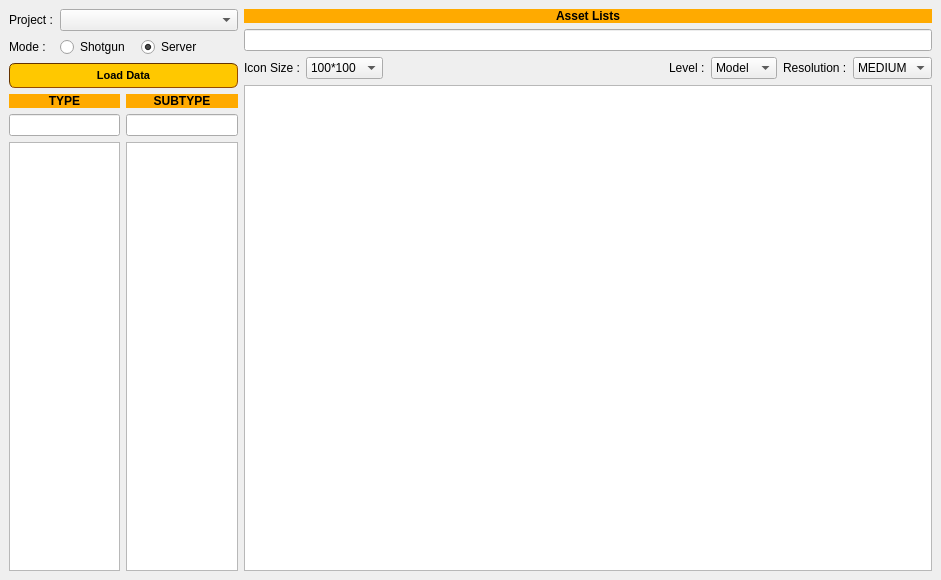
This is asset_loader/app.ui in ChanonVilaiyuk/rftool as Qt 5 draws it before an edit. The edited form follows.
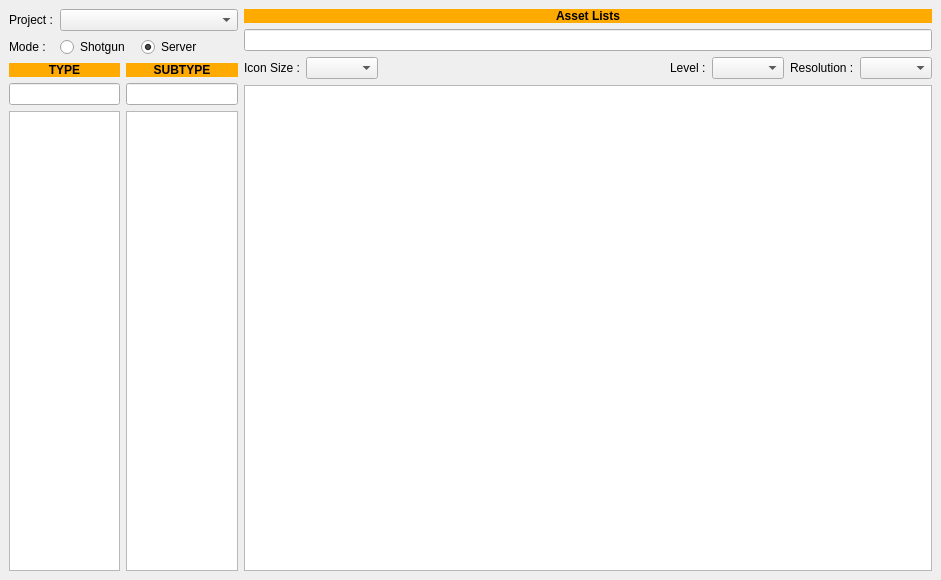
This is the edited form.

Commit message: start asset loader

Patch:
```diff
--- a/asset_loader/app.ui
+++ b/asset_loader/app.ui
@@ -111,456 +111,6 @@
           </item>
          </layout>
         </item>
-        <item>
-         <widget class="QPushButton" name="download_pushButton">
-          <property name="minimumSize">
-           <size>
-            <width>200</width>
-            <height>25</height>
-           </size>
-          </property>
-          <property name="palette">
-           <palette>
-            <active>
-             <colorrole role="WindowText">
-              <brush brushstyle="SolidPattern">
-               <color alpha="255">
-                <red>0</red>
-                <green>0</green>
-                <blue>0</blue>
-               </color>
-              </brush>
-             </colorrole>
-             <colorrole role="Button">
-              <brush brushstyle="SolidPattern">
-               <color alpha="255">
-                <red>255</red>
-                <green>200</green>
-                <blue>0</blue>
-               </color>
-              </brush>
-             </colorrole>
-             <colorrole role="Light">
-              <brush brushstyle="SolidPattern">
-               <color alpha="255">
-                <red>255</red>
-                <green>213</green>
-                <blue>127</blue>
-               </color>
-              </brush>
-             </colorrole>
-             <colorrole role="Midlight">
-              <brush brushstyle="SolidPattern">
-               <color alpha="255">
-                <red>255</red>
-                <green>191</green>
-                <blue>63</blue>
-               </color>
-              </brush>
-             </colorrole>
-             <colorrole role="Dark">
-              <brush brushstyle="SolidPattern">
-               <color alpha="255">
-                <red>127</red>
-                <green>85</green>
-                <blue>0</blue>
-               </color>
-              </brush>
-             </colorrole>
-             <colorrole role="Mid">
-              <brush brushstyle="SolidPattern">
-               <color alpha="255">
-                <red>170</red>
-                <green>113</green>
-                <blue>0</blue>
-               </color>
-              </brush>
-             </colorrole>
-             <colorrole role="Text">
-              <brush brushstyle="SolidPattern">
-               <color alpha="255">
-                <red>0</red>
-                <green>0</green>
-                <blue>0</blue>
-               </color>
-              </brush>
-             </colorrole>
-             <colorrole role="BrightText">
-              <brush brushstyle="SolidPattern">
-               <color alpha="255">
-                <red>255</red>
-                <green>255</green>
-                <blue>255</blue>
-               </color>
-              </brush>
-             </colorrole>
-             <colorrole role="ButtonText">
-              <brush brushstyle="SolidPattern">
-               <color alpha="255">
-                <red>0</red>
-                <green>0</green>
-                <blue>0</blue>
-               </color>
-              </brush>
-             </colorrole>
-             <colorrole role="Base">
-              <brush brushstyle="SolidPattern">
-               <color alpha="255">
-                <red>255</red>
-                <green>200</green>
-                <blue>0</blue>
-               </color>
-              </brush>
-             </colorrole>
-             <colorrole role="Window">
-              <brush brushstyle="SolidPattern">
-               <color alpha="255">
-                <red>255</red>
-                <green>200</green>
-                <blue>0</blue>
-               </color>
-              </brush>
-             </colorrole>
-             <colorrole role="Shadow">
-              <brush brushstyle="SolidPattern">
-               <color alpha="255">
-                <red>0</red>
-                <green>0</green>
-                <blue>0</blue>
-               </color>
-              </brush>
-             </colorrole>
-             <colorrole role="AlternateBase">
-              <brush brushstyle="SolidPattern">
-               <color alpha="255">
-                <red>255</red>
-                <green>212</green>
-                <blue>127</blue>
-               </color>
-              </brush>
-             </colorrole>
-             <colorrole role="ToolTipBase">
-              <brush brushstyle="SolidPattern">
-               <color alpha="255">
-                <red>255</red>
-                <green>255</green>
-                <blue>220</blue>
-               </color>
-              </brush>
-             </colorrole>
-             <colorrole role="ToolTipText">
-              <brush brushstyle="SolidPattern">
-               <color alpha="255">
-                <red>0</red>
-                <green>0</green>
-                <blue>0</blue>
-               </color>
-              </brush>
-             </colorrole>
-            </active>
-            <inactive>
-             <colorrole role="WindowText">
-              <brush brushstyle="SolidPattern">
-               <color alpha="255">
-                <red>0</red>
-                <green>0</green>
-                <blue>0</blue>
-               </color>
-              </brush>
-             </colorrole>
-             <colorrole role="Button">
-              <brush brushstyle="SolidPattern">
-               <color alpha="255">
-                <red>255</red>
-                <green>200</green>
-                <blue>0</blue>
-               </color>
-              </brush>
-             </colorrole>
-             <colorrole role="Light">
-              <brush brushstyle="SolidPattern">
-               <color alpha="255">
-                <red>255</red>
-                <green>213</green>
-                <blue>127</blue>
-               </color>
-              </brush>
-             </colorrole>
-             <colorrole role="Midlight">
-              <brush brushstyle="SolidPattern">
-               <color alpha="255">
-                <red>255</red>
-                <green>191</green>
-                <blue>63</blue>
-               </color>
-              </brush>
-             </colorrole>
-             <colorrole role="Dark">
-              <brush brushstyle="SolidPattern">
-               <color alpha="255">
-                <red>127</red>
-                <green>85</green>
-                <blue>0</blue>
-               </color>
-              </brush>
-             </colorrole>
-             <colorrole role="Mid">
-              <brush brushstyle="SolidPattern">
-               <color alpha="255">
-                <red>170</red>
-                <green>113</green>
-                <blue>0</blue>
-               </color>
-              </brush>
-             </colorrole>
-             <colorrole role="Text">
-              <brush brushstyle="SolidPattern">
-               <color alpha="255">
-                <red>0</red>
-                <green>0</green>
-                <blue>0</blue>
-               </color>
-              </brush>
-             </colorrole>
-             <colorrole role="BrightText">
-              <brush brushstyle="SolidPattern">
-               <color alpha="255">
-                <red>255</red>
-                <green>255</green>
-                <blue>255</blue>
-               </color>
-              </brush>
-             </colorrole>
-             <colorrole role="ButtonText">
-              <brush brushstyle="SolidPattern">
-               <color alpha="255">
-                <red>0</red>
-                <green>0</green>
-                <blue>0</blue>
-               </color>
-              </brush>
-             </colorrole>
-             <colorrole role="Base">
-              <brush brushstyle="SolidPattern">
-               <color alpha="255">
-                <red>255</red>
-                <green>200</green>
-                <blue>0</blue>
-               </color>
-              </brush>
-             </colorrole>
-             <colorrole role="Window">
-              <brush brushstyle="SolidPattern">
-               <color alpha="255">
-                <red>255</red>
-                <green>200</green>
-                <blue>0</blue>
-               </color>
-              </brush>
-             </colorrole>
-             <colorrole role="Shadow">
-              <brush brushstyle="SolidPattern">
-               <color alpha="255">
-                <red>0</red>
-                <green>0</green>
-                <blue>0</blue>
-               </color>
-              </brush>
-             </colorrole>
-             <colorrole role="AlternateBase">
-              <brush brushstyle="SolidPattern">
-               <color alpha="255">
-                <red>255</red>
-                <green>212</green>
-                <blue>127</blue>
-               </color>
-              </brush>
-             </colorrole>
-             <colorrole role="ToolTipBase">
-              <brush brushstyle="SolidPattern">
-               <color alpha="255">
-                <red>255</red>
-                <green>255</green>
-                <blue>220</blue>
-               </color>
-              </brush>
-             </colorrole>
-             <colorrole role="ToolTipText">
-              <brush brushstyle="SolidPattern">
-               <color alpha="255">
-                <red>0</red>
-                <green>0</green>
-                <blue>0</blue>
-               </color>
-              </brush>
-             </colorrole>
-            </inactive>
-            <disabled>
-             <colorrole role="WindowText">
-              <brush brushstyle="SolidPattern">
-               <color alpha="255">
-                <red>127</red>
-                <green>85</green>
-                <blue>0</blue>
-               </color>
-              </brush>
-             </colorrole>
-             <colorrole role="Button">
-              <brush brushstyle="SolidPattern">
-               <color alpha="255">
-                <red>255</red>
-                <green>200</green>
-                <blue>0</blue>
-               </color>
-              </brush>
-             </colorrole>
-             <colorrole role="Light">
-              <brush brushstyle="SolidPattern">
-               <color alpha="255">
-                <red>255</red>
-                <green>213</green>
-                <blue>127</blue>
-               </color>
-              </brush>
-             </colorrole>
-             <colorrole role="Midlight">
-              <brush brushstyle="SolidPattern">
-               <color alpha="255">
-                <red>255</red>
-                <green>191</green>
-                <blue>63</blue>
-               </color>
-              </brush>
-             </colorrole>
-             <colorrole role="Dark">
-              <brush brushstyle="SolidPattern">
-               <color alpha="255">
-                <red>127</red>
-                <green>85</green>
-                <blue>0</blue>
-               </color>
-              </brush>
-             </colorrole>
-             <colorrole role="Mid">
-              <brush brushstyle="SolidPattern">
-               <color alpha="255">
-                <red>170</red>
-                <green>113</green>
-                <blue>0</blue>
-               </color>
-              </brush>
-             </colorrole>
-             <colorrole role="Text">
-              <brush brushstyle="SolidPattern">
-               <color alpha="255">
-                <red>127</red>
-                <green>85</green>
-                <blue>0</blue>
-               </color>
-              </brush>
-             </colorrole>
-             <colorrole role="BrightText">
-              <brush brushstyle="SolidPattern">
-               <color alpha="255">
-                <red>255</red>
-                <green>255</green>
-                <blue>255</blue>
-               </color>
-              </brush>
-             </colorrole>
-             <colorrole role="ButtonText">
-              <brush brushstyle="SolidPattern">
-               <color alpha="255">
-                <red>127</red>
-                <green>85</green>
-                <blue>0</blue>
-               </color>
-              </brush>
-             </colorrole>
-             <colorrole role="Base">
-              <brush brushstyle="SolidPattern">
-               <color alpha="255">
-                <red>255</red>
-                <green>200</green>
-                <blue>0</blue>
-               </color>
-              </brush>
-             </colorrole>
-             <colorrole role="Window">
-              <brush brushstyle="SolidPattern">
-               <color alpha="255">
-                <red>255</red>
-                <green>200</green>
-                <blue>0</blue>
-               </color>
-              </brush>
-             </colorrole>
-             <colorrole role="Shadow">
-              <brush brushstyle="SolidPattern">
-               <color alpha="255">
-                <red>0</red>
-                <green>0</green>
-                <blue>0</blue>
-               </color>
-              </brush>
-             </colorrole>
-             <colorrole role="AlternateBase">
-              <brush brushstyle="SolidPattern">
-               <color alpha="255">
-                <red>255</red>
-                <green>170</green>
-                <blue>0</blue>
-               </color>
-              </brush>
-             </colorrole>
-             <colorrole role="ToolTipBase">
-              <brush brushstyle="SolidPattern">
-               <color alpha="255">
-                <red>255</red>
-                <green>255</green>
-                <blue>220</blue>
-               </color>
-              </brush>
-             </colorrole>
-             <colorrole role="ToolTipText">
-              <brush brushstyle="SolidPattern">
-               <color alpha="255">
-                <red>0</red>
-                <green>0</green>
-                <blue>0</blue>
-               </color>
-              </brush>
-             </colorrole>
-            </disabled>
-           </palette>
-          </property>
-          <property name="styleSheet">
-           <string notr="true">QPushButton {
-    background-color: rgb(255, 200, 0);
-    border-style: inset;
-    border-width: 1px;
-    border-radius: 6px;
-    border-color: rgb(100,50, 0);
-    font: bold 11px;
-}
-QPushButton:pressed {
-    background-color: rgb(224, 0, 0);
-}</string>
-          </property>
-          <property name="text">
-           <string>Load Data</string>
-          </property>
-          <property name="autoDefault">
-           <bool>false</bool>
-          </property>
-          <property name="default">
-           <bool>false</bool>
-          </property>
-          <property name="flat">
-           <bool>false</bool>
-          </property>
-         </widget>
-        </item>
         <item>
          <layout class="QGridLayout" name="gridLayout">
           <item row="0" column="0">
@@ -1919,23 +1469,8 @@
           <item>
            <widget class="QComboBox" name="size_comboBox">
             <property name="currentIndex">
-             <number>2</number>
+             <number>-1</number>
             </property>
-            <item>
-             <property name="text">
-              <string>140*140</string>
-             </property>
-            </item>
-            <item>
-             <property name="text">
-              <string>120*120</string>
-             </property>
-            </item>
-            <item>
-             <property name="text">
-              <string>100*100</string>
-             </property>
-            </item>
            </widget>
           </item>
           <item>
@@ -1959,23 +1494,7 @@
            </widget>
           </item>
           <item>
-           <widget class="QComboBox" name="level_comboBox">
-            <item>
-             <property name="text">
-              <string>Model</string>
-             </property>
-            </item>
-            <item>
-             <property name="text">
-              <string>Rig</string>
-             </property>
-            </item>
-            <item>
-             <property name="text">
-              <string>Shade</string>
-             </property>
-            </item>
-           </widget>
+           <widget class="QComboBox" name="level_comboBox"/>
           </item>
           <item>
            <widget class="QLabel" name="label_8">
@@ -1990,28 +1509,8 @@
           <item>
            <widget class="QComboBox" name="lod_comboBox">
             <property name="currentIndex">
-             <number>2</number>
+             <number>-1</number>
             </property>
-            <item>
-             <property name="text">
-              <string>PROXY</string>
-             </property>
-            </item>
-            <item>
-             <property name="text">
-              <string>LOW</string>
-             </property>
-            </item>
-            <item>
-             <property name="text">
-              <string>MEDIUM</string>
-             </property>
-            </item>
-            <item>
-             <property name="text">
-              <string>HIGH</string>
-             </property>
-            </item>
            </widget>
           </item>
          </layout>
```
The commit also changes 1 other file.
